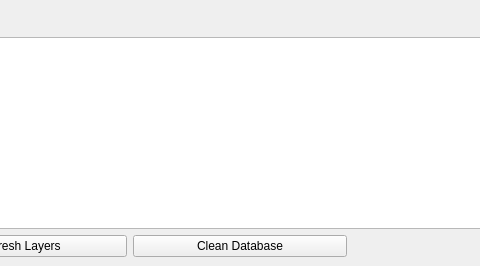
First picture: the form in move_dockwidget_base.ui, repository mschoema/move, before the edit; both pictures show x 316 to 796 and y 0 to 266 of the 1191 by 266 pixel window.
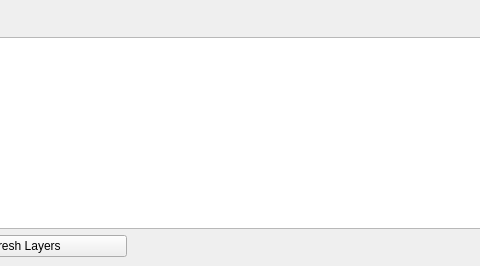
Second picture: the form after the edit.

Commit message: Clean database on execute

```diff
--- a/move_dockwidget_base.ui
+++ b/move_dockwidget_base.ui
@@ -80,31 +80,6 @@
         </property>
        </widget>
       </item>
-      <item>
-       <widget class="QPushButton" name="button_clean">
-        <property name="enabled">
-         <bool>true</bool>
-        </property>
-        <property name="sizePolicy">
-         <sizepolicy hsizetype="Fixed" vsizetype="Fixed">
-          <horstretch>0</horstretch>
-          <verstretch>0</verstretch>
-         </sizepolicy>
-        </property>
-        <property name="minimumSize">
-         <size>
-          <width>214</width>
-          <height>0</height>
-         </size>
-        </property>
-        <property name="text">
-         <string>Clean Database</string>
-        </property>
-        <property name="autoDefault">
-         <bool>true</bool>
-        </property>
-       </widget>
-      </item>
       <item>
        <spacer name="horizontalSpacer">
         <property name="orientation">
```
The commit also changes 1 other file.
